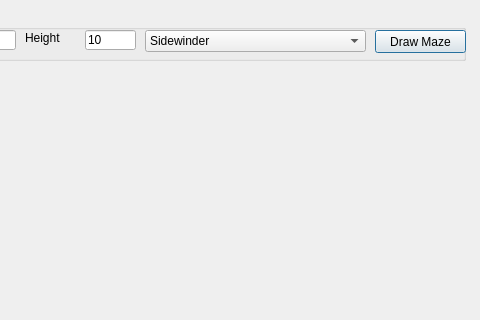
Qt form src/start/mazes.ui (meix555/PyMazes) before a commit; both pictures show x 105 to 585 and y 0 to 320 of the 585 by 522 pixel window.
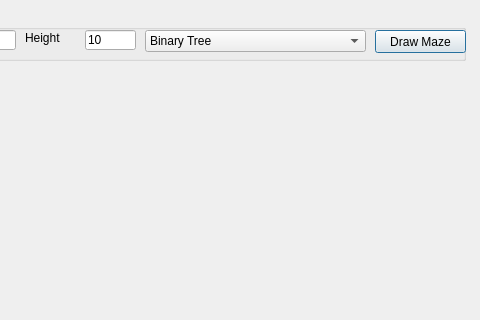
The same form after that commit.

Patch:
```diff
--- a/src/start/mazes.ui
+++ b/src/start/mazes.ui
@@ -86,6 +86,11 @@
       <height>22</height>
      </rect>
     </property>
+    <item>
+     <property name="text">
+      <string>Binary Tree</string>
+     </property>
+    </item>
     <item>
      <property name="text">
       <string>Sidewinder</string>
```
Left out of the diff: 10 changed lines with no effect on the pictures.
